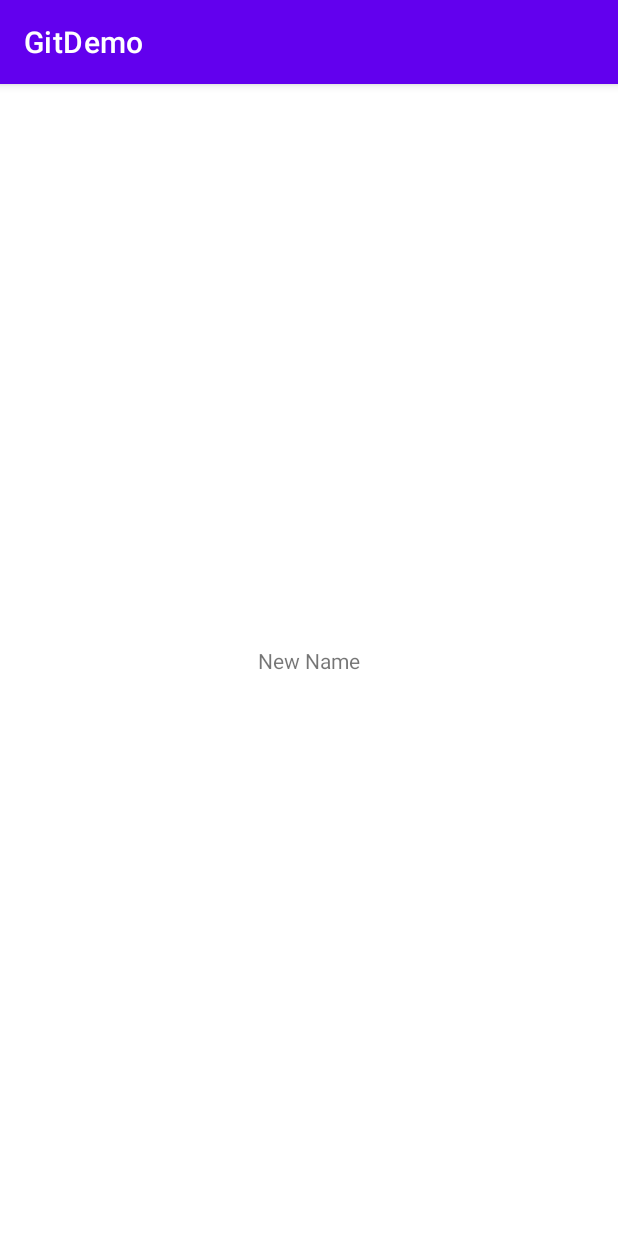
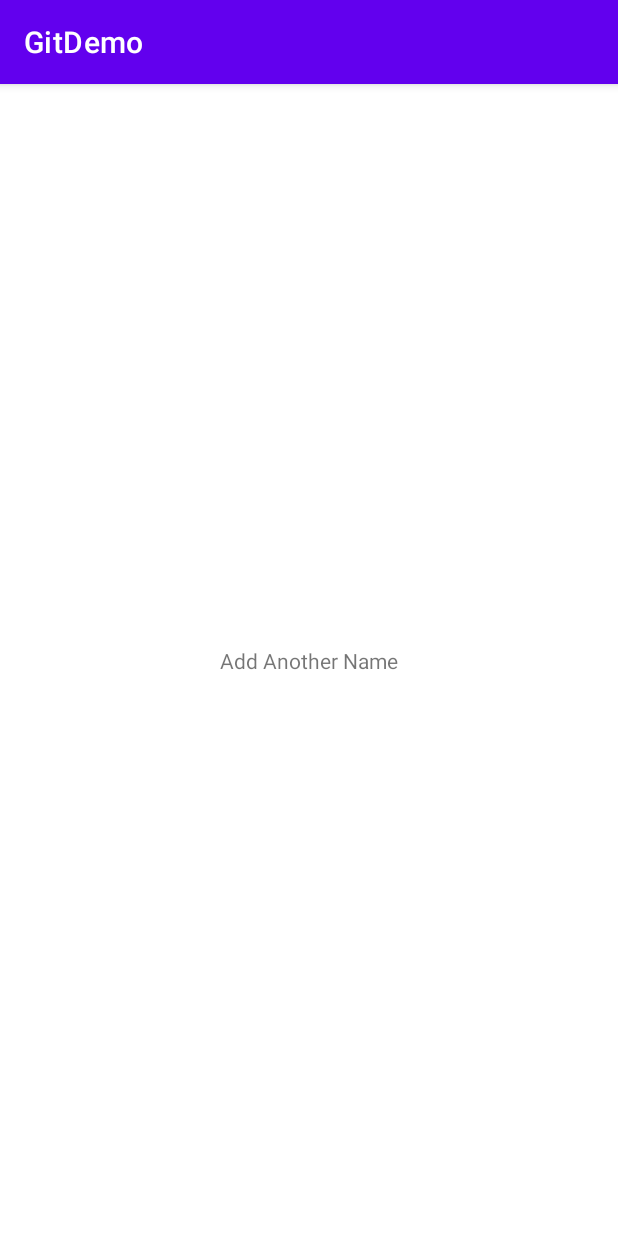
Before and after one commit to sandeepindigis/GitDemo, an Android app: the screen it shows after launch (MainActivity), on a phone screen of 412 x 824 dp. Run offline under Robolectric (Android 15) with nearby library versions, the phone set to English and light mode, and no system bars.

Commit message:
Add New Name

```diff
--- a/app/src/main/java/com/example/gitdemo/MainActivity.java
+++ b/app/src/main/java/com/example/gitdemo/MainActivity.java
@@ -22,5 +22,6 @@ public class MainActivity extends AppCompatActivity {
         tv.setText("Khudal");
         tv.setText("Riyansh");
         tv.setText("New Name");
+        tv.setText("Add Another Name");
     }
 }
```
